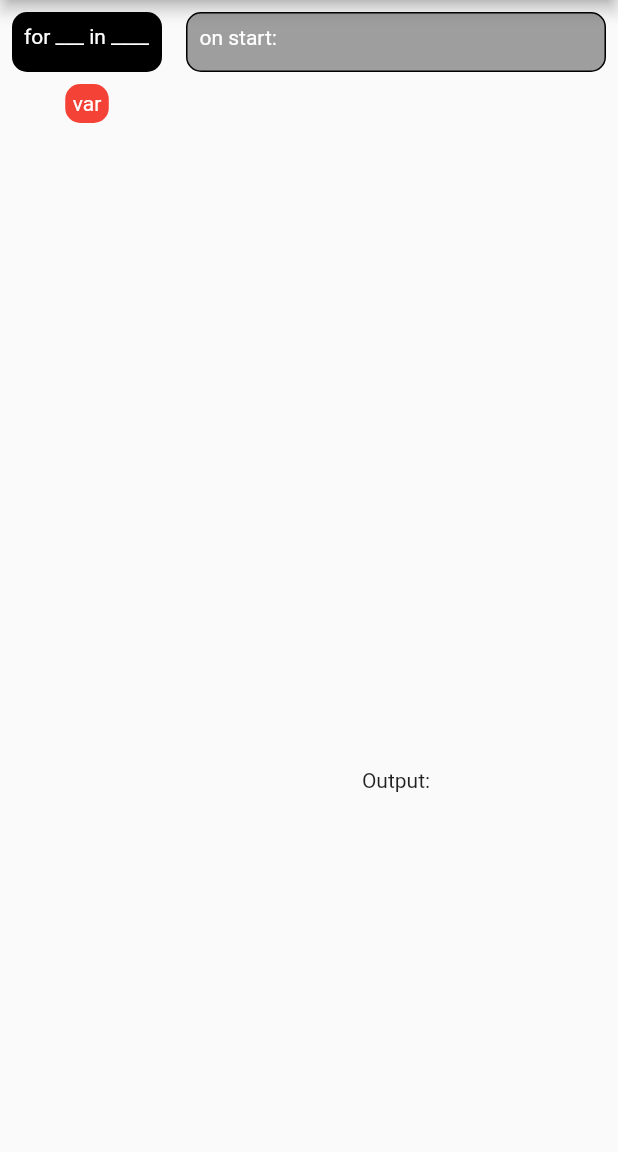
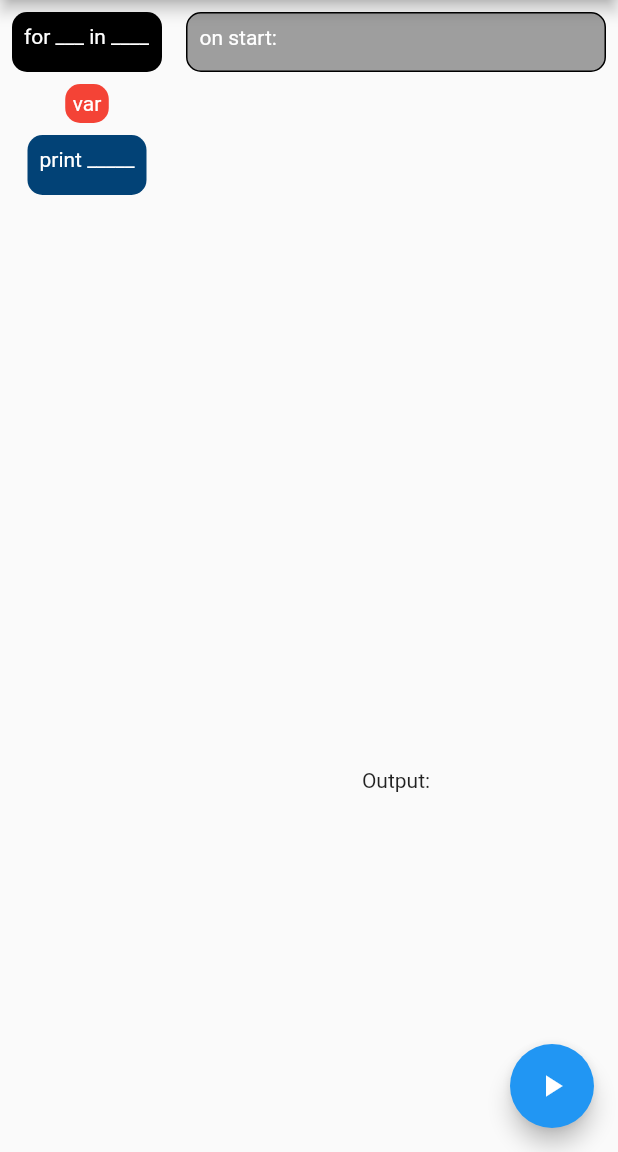
Before and after one commit to danielzsh/blocks, a Flutter app: the screen it shows after launch, on a phone screen of 412 x 824 dp, the part 84-1236 px from its top. Run offline on Flutter 3.47's test engine with Material 2 defaults, Android fonts, the light colour scheme and no system bars.

Commit message:
Added run button

```diff
--- a/lib/block_widgets/all.dart
+++ b/lib/block_widgets/all.dart
@@ -4,6 +4,7 @@ export 'main_block.dart';
 export 'statement_base.dart';
 export 'var_block.dart';
 export 'output.dart';
+export 'print_block.dart';
 
 class Pair<T1, T2> {
   final T1 a;
--- a/lib/block_widgets/for_block.dart
+++ b/lib/block_widgets/for_block.dart
@@ -1,4 +1,5 @@
 import 'package:blocks/block_widgets/all.dart';
+import 'package:blocks/utility.dart';
 import 'package:flutter/material.dart';
 import 'all.dart';
 import 'package:blocks/keys.dart';
@@ -62,7 +63,7 @@ class For extends StatefulWidget {
 }
 
 class ForState extends State<For> implements IStatement {
-  var drag1 = const DragArea(options: {VarBlock});
+  var drag1 = const DragArea(options: {String});
   var drag2 = const DragArea();
   @override
   Widget build(BuildContext context) {
@@ -98,7 +99,7 @@ class ForState extends State<For> implements IStatement {
           print('setting state');
           outputKey.currentState!.print("printed");
           setState(() {
-            if (statement == For) body.add(For(key: GlobalKey<ForState>()));
+            body.add(buildFromType(statement));
           });
         },
       ),
--- a/lib/block_widgets/main_block.dart
+++ b/lib/block_widgets/main_block.dart
@@ -1,4 +1,5 @@
 import 'package:flutter/material.dart';
+import 'package:blocks/utility.dart';
 import 'all.dart';
 
 class Main extends StatefulWidget {
@@ -41,7 +42,7 @@ class MainState extends State<Main> implements IStatement {
         }),
         onAccept: (statement) {
           setState(() {
-            if (statement == For) body.add(For(key: GlobalKey<ForState>()));
+            body.add(buildFromType(statement));
           });
         },
       ),
--- /dev/null
+++ b/lib/block_widgets/print_block.dart
@@ -0,0 +1,66 @@
+import 'package:blocks/block_widgets/all.dart';
+import 'package:flutter/material.dart';
+
+class Print extends StatelessWidget {
+  final dragKey = GlobalKey<DragAreaState>();
+  late DragArea drag1;
+  Print({Key? key}) : super(key: key) {
+    drag1 = DragArea(key: dragKey);
+  }
+
+  @override
+  Widget build(BuildContext context) {
+    return Container(
+      margin: const EdgeInsets.all(8),
+      height: 60,
+      decoration: const BoxDecoration(
+          borderRadius: BorderRadius.all(Radius.circular(10)),
+          color: Color.fromARGB(255, 2, 66, 118)),
+      padding: const EdgeInsets.all(4),
+      child: Row(
+        children: [
+          const Text(
+            "print",
+            style: TextStyle(color: Colors.white),
+          ),
+          Expanded(child: drag1)
+        ],
+      ),
+    );
+  }
+}
+
+class _DragContent extends StatelessWidget {
+  const _DragContent({Key? key}) : super(key: key);
+
+  @override
+  Widget build(BuildContext context) {
+    return Container(
+      margin: const EdgeInsets.all(8),
+      height: 40,
+      decoration: const BoxDecoration(
+          borderRadius: BorderRadius.all(Radius.circular(10)),
+          color: Color.fromARGB(255, 2, 66, 118)),
+      padding: const EdgeInsets.all(8),
+      child: const Text("print _____",
+          style: TextStyle(
+              color: Colors.white,
+              decoration: TextDecoration.none,
+              fontWeight: FontWeight.normal,
+              fontSize: 14)),
+    );
+  }
+}
+
+class PrintDrag extends StatelessWidget {
+  const PrintDrag({Key? key}) : super(key: key);
+
+  @override
+  Widget build(BuildContext context) {
+    return const Draggable(
+      data: Print,
+      child: _DragContent(),
+      feedback: _DragContent(),
+    );
+  }
+}
--- a/lib/block_widgets/var_block.dart
+++ b/lib/block_widgets/var_block.dart
@@ -36,6 +36,7 @@ class VarDrag extends StatelessWidget {
   const VarDrag({Key? key, required this.block}) : super(key: key);
   @override
   Widget build(BuildContext context) {
-    return Draggable<Block>(data: block, child: block, feedback: block);
+    return Draggable<String>(
+        data: block.val.name, child: block, feedback: block);
   }
 }
--- a/lib/keys.dart
+++ b/lib/keys.dart
@@ -2,3 +2,4 @@ import 'package:flutter/material.dart';
 import 'block_widgets/all.dart';
 
 final outputKey = GlobalKey<OutputState>();
+final mainKey = GlobalKey<MainState>();
--- a/lib/main.dart
+++ b/lib/main.dart
@@ -1,6 +1,7 @@
 import 'package:flutter/material.dart';
 import 'package:blocks/block_widgets/all.dart';
 import 'keys.dart';
+import 'utility.dart';
 
 void main() {
   runApp(const MyApp());
@@ -43,12 +44,21 @@ class HomePage extends StatelessWidget {
         Column(children: [
           const ForDrag(),
           VarDrag(block: VarBlock(val: Var("var"))),
+          PrintDrag(),
         ]),
-          Expanded(
+        Flexible(
+            flex: 10,
             child: Column(children: [
-            Flexible(flex: 2, child: Main()),
+              Flexible(flex: 2, child: Main(key: mainKey)),
               Flexible(flex: 1, child: Output(key: outputKey))
             ])),
-        ]));
+      ]),
+      floatingActionButton: FloatingActionButton(
+        onPressed: () {
+          run(const Main());
+        },
+        child: const Icon(Icons.play_arrow),
+      ),
+    );
   }
 }
```
Also changed, not shown: lib/block_widgets/drag_area.dart (+31 -12 lines), lib/utility.dart (added, +35 -0 lines). Lines whose indentation alone changed are shown as unchanged.
